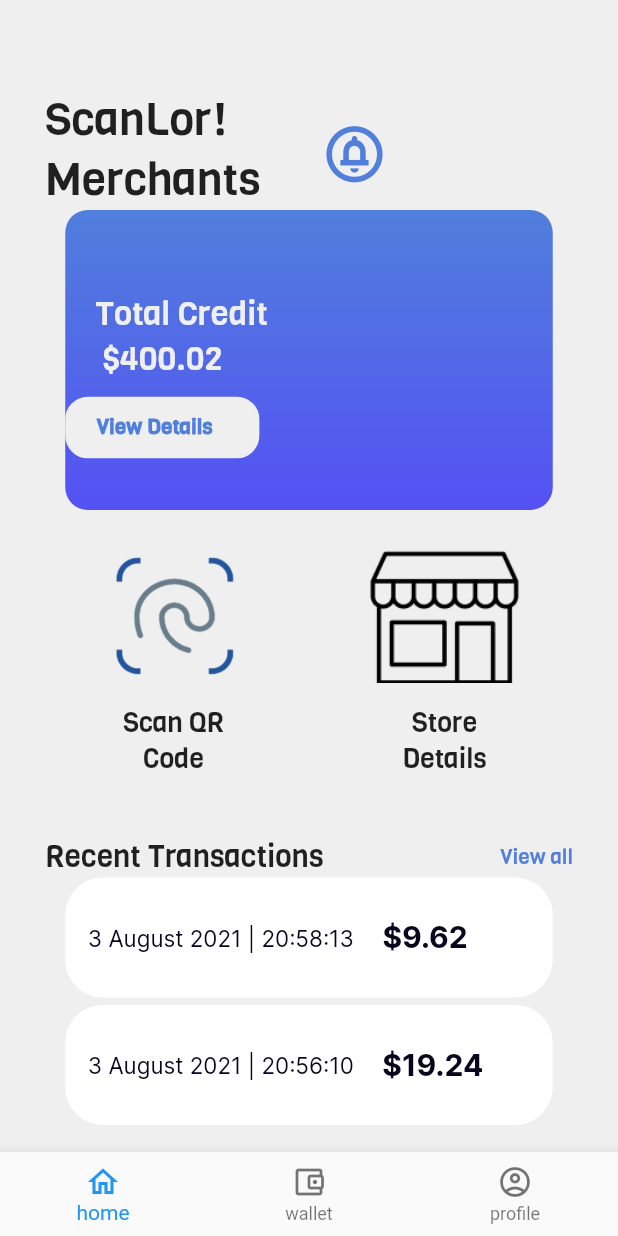
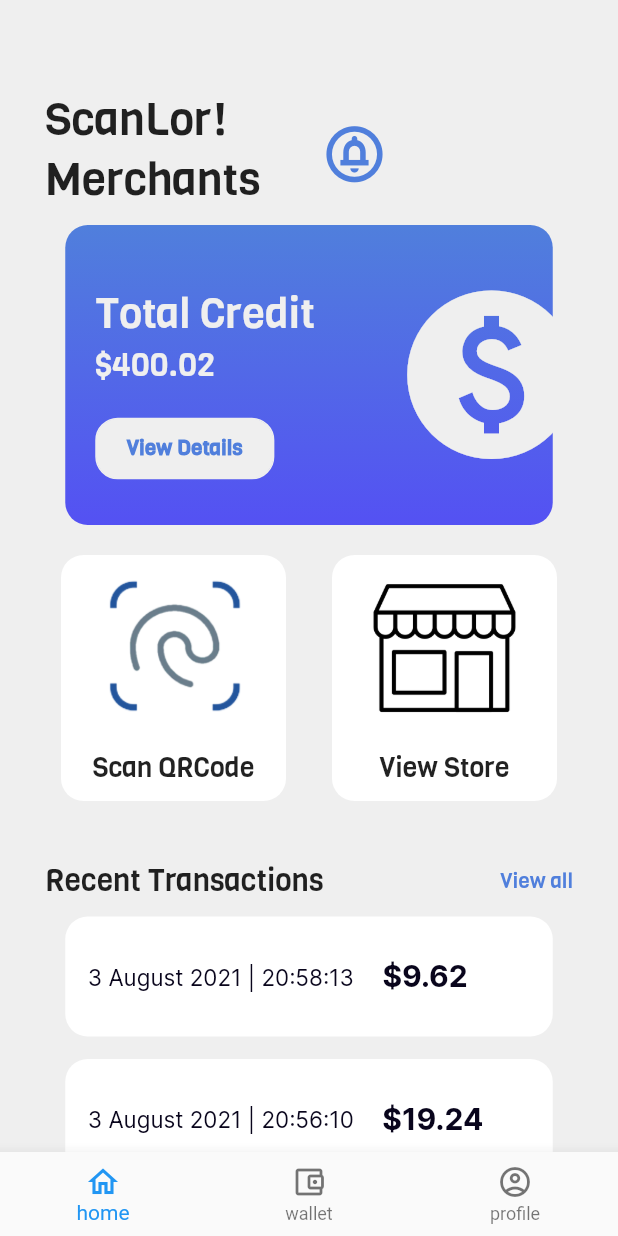
Before and after one commit to yonglert/Citi_HackOverFlow_2021, a Flutter app: the CashierHomePage screen opened by its route, on a phone screen of 412 x 824 dp. Run offline on Flutter 3.47's test engine with Material 2 defaults, Android fonts, the phone set to English and light mode, and no system bars; our stand-ins replace qr_flutter; missing offline and left inert: dart:ffi, qr_code_scanner.

Commit message:
finalised changes

```diff
--- a/citi_hackathon/lib/cashierHomepage/cashierHomePage.dart
+++ b/citi_hackathon/lib/cashierHomepage/cashierHomePage.dart
@@ -81,7 +81,9 @@ class _CashierHomePageState extends State<CashierHomePage> {
                                 flex: 1,
                                 child: Column(
                                   children: <Widget>[
-                                    Container(
+                                    Padding(
+                                      padding: EdgeInsets.fromLTRB(30, 10, 30, 0),
+                                      child: Container(
                                         height: 200,
                                         width: 325,
                                         decoration: BoxDecoration(
@@ -99,33 +101,44 @@ class _CashierHomePageState extends State<CashierHomePage> {
                                         child: Row(
                                           mainAxisAlignment: MainAxisAlignment.spaceEvenly,
                                           children: <Widget> [
-
                                             Expanded(
-                                            flex: 1,
+                                              flex: 2,
                                               child: Container(
                                                 child: Column(
                                                   crossAxisAlignment: CrossAxisAlignment.start,
                                                   mainAxisAlignment: MainAxisAlignment.center,
                                                   children: <Widget> [
                                                     Container(
-
                                                       child: Text(
-                                                      'Total Credit\n \$400.02',
+                                                        'Total Credit',
+                                                        style: TextStyle(
+                                                          fontSize: 28,
+                                                          color: white,
+                                                          fontFamily: 'viga_regular',
+                                                        ),
+                                                      ),
+                                                      padding: EdgeInsets.fromLTRB(20, 20, 30, 0),
+                                                    ),
+                                                    Container(
+                                                      child: Text(
+                                                        '\$400.02',
                                                         style: TextStyle(
                                                           fontSize: 22,
                                                           color: white,
                                                           fontFamily: 'viga_regular',
                                                         ),
                                                       ),
-                                                    padding: EdgeInsets.fromLTRB(20, 20, 30, 10),
+                                                      padding: EdgeInsets.fromLTRB(20, 0, 30, 10),
                                                     ),
                                                     GestureDetector(
                                                       onTap: (){
                                                         Navigator.pop(context);
                                                         Navigator.pushNamed(context, pastTransactionsPage);
                                                       },
+                                                      child: Padding(
+                                                        padding: EdgeInsets.fromLTRB(20, 10, 0, 10),
                                                         child: Container(
-                                                      padding: EdgeInsets.fromLTRB(20, 10, 30, 10),
+                                                          padding: EdgeInsets.fromLTRB(20, 10, 20, 10),
                                                           decoration: BoxDecoration(
                                                             color: white,
                                                             borderRadius: BorderRadius.circular(15),
@@ -141,7 +154,7 @@ class _CashierHomePageState extends State<CashierHomePage> {
                                                                 fontWeight: FontWeight.bold,
                                                                 fontFamily: 'viga_regular'
                                                             ),
-
+                                                          ),
                                                         ),
                                                       ),
 
@@ -150,19 +163,36 @@ class _CashierHomePageState extends State<CashierHomePage> {
                                                 ),
                                               ),
                                             ),
+                                            Expanded(
+                                              flex: 1,
+                                              child: Container(
+                                                child: Column(
+                                                  crossAxisAlignment: CrossAxisAlignment.start,
+                                                  mainAxisAlignment: MainAxisAlignment.center,
+                                                  children: <Widget> [
+                                                    Center(
+                                                      child: Icon(Icons.paid, size: 135, color: white),
+                                                    )
                                                   ],
+                                                ),
+                                              ),
+                                            ),
+                                          ],
+                                        ),
                                       ),
                                     ),
 
                                     Row(
                                       mainAxisAlignment: MainAxisAlignment.spaceEvenly,
+                                      crossAxisAlignment: CrossAxisAlignment.center,
                                       children: <Widget> [
                                         Padding(
-                                          padding: const EdgeInsets.fromLTRB(10, 10, 0, 0),
+                                          padding: const EdgeInsets.fromLTRB(10, 20, 0, 0),
                                           child: Container(
 
                                               child: Column(
                                                 crossAxisAlignment: CrossAxisAlignment.center,
+
                                                 children: <Widget>[
 
                                                   GestureDetector(
@@ -171,26 +201,38 @@ class _CashierHomePageState extends State<CashierHomePage> {
                                                       Navigator.pushNamed(context, scanQRPage);
                                                     },
                                                     child: Container(
-                                                      child: Container(
+                                                      decoration: BoxDecoration(
+                                                        color: Colors.white,
+                                                        borderRadius: BorderRadius.circular(15),
+                                                      ),
+                                                      child: Column(
+                                                        children: [
+                                                          Container(
                                                             height: 120,
                                                             width: 150,
+
                                                             child: Padding(
-                                                        padding: const EdgeInsets.all(15.0),
+                                                            padding: EdgeInsets.fromLTRB(20, 10, 20, 10),
                                                             child: Image.asset('images/logo.png'),
-                                                        ),
-                                                    ),
                                                             ),
                                                           ),
                                                           Center(
                                                             child: Container(
+                                                                child: Padding(
+                                                                  padding: EdgeInsets.fromLTRB(0, 10, 0, 10),
                                                                   child: Text(
-                                                          "Scan QR\nCode",
+                                                                    "Scan QRCode",
                                                                     style: TextStyle(
                                                                       fontFamily: 'viga_regular',
                                                                       fontSize: 18,
                                                                     ),
                                                                     textAlign: TextAlign.center,
+                                                                  ),
                                                                 )
+                                                            ),
+                                                          ),
+                                                        ],
+                                                      ),
                                                   ),
                                                   ),
                                                   SizedBox(height: 5,),
@@ -200,32 +242,52 @@ class _CashierHomePageState extends State<CashierHomePage> {
                                           ),
                                         ),
                                         Padding(
-                                          padding: const EdgeInsets.fromLTRB(0, 10, 10, 0),
+                                          padding: const EdgeInsets.fromLTRB(0, 20, 10, 0),
                                           child: Container(
 
                                               child: Column(
                                                 crossAxisAlignment: CrossAxisAlignment.center,
+
                                                 children: <Widget>[
+
+                                                  GestureDetector(
+                                                    onTap: (){
+                                                      Navigator.pop(context);
+                                                      Navigator.pushNamed(context, scanQRPage);
+                                                    },
+                                                    child: Container(
+                                                      decoration: BoxDecoration(
+                                                        color: Colors.white,
+                                                        borderRadius: BorderRadius.circular(15),
+                                                      ),
+                                                      child: Column(
+                                                        children: [
                                                           Container(
-                                                    child: Container(
                                                             height: 120,
                                                             width: 150,
+
                                                             child: Padding(
-                                                          padding: const EdgeInsets.all(15.0),
-                                                          child: Image.asset('images/store.jpg'),
-                                                        )
+                                                              padding: EdgeInsets.fromLTRB(20, 10, 20, 10),
+                                                              child: Image.asset('images/shop.png'),
                                                             ),
                                                           ),
                                                           Center(
                                                             child: Container(
+                                                                child: Padding(
+                                                                  padding: EdgeInsets.fromLTRB(0, 10, 0, 10),
                                                                   child: Text(
-                                                          "Store\nDetails",
+                                                                    "View Store",
                                                                     style: TextStyle(
                                                                       fontFamily: 'viga_regular',
                                                                       fontSize: 18,
                                                                     ),
                                                                     textAlign: TextAlign.center,
+                                                                  ),
                                                                 )
+                                                            ),
+                                                          ),
+                                                        ],
+                                                      ),
                                                     ),
                                                   ),
                                                   SizedBox(height: 5,),
@@ -263,13 +325,13 @@ class _CashierHomePageState extends State<CashierHomePage> {
                                       ],
                                     ),
                                     Padding(
-                                      padding: EdgeInsets.fromLTRB(20, 0, 20, 5),
+                                      padding: EdgeInsets.fromLTRB(20, 10, 20, 5),
                                       child: Container(
                                         height: 80,
                                         width: 325,
                                         decoration: BoxDecoration(
                                           color: Colors.white,
-                                          borderRadius: BorderRadius.circular(25),
+                                          borderRadius: BorderRadius.circular(15),
                                         ),
                                         child: Row(
                                           children: [
@@ -306,13 +368,13 @@ class _CashierHomePageState extends State<CashierHomePage> {
                                       ),
                                     ),
                                     Padding(
-                                      padding: EdgeInsets.fromLTRB(20, 0, 20, 10),
+                                      padding: EdgeInsets.fromLTRB(20, 10, 20, 10),
                                       child: Container(
                                         height: 80,
                                         width: 325,
                                         decoration: BoxDecoration(
                                           color: Colors.white,
-                                          borderRadius: BorderRadius.circular(25),
+                                          borderRadius: BorderRadius.circular(15),
                                         ),
                                         child: Row(
                                           children: [
--- a/citi_hackathon/lib/const/colors.dart
+++ b/citi_hackathon/lib/const/colors.dart
@@ -4,5 +4,5 @@ const Color blue = Color(0xFF507FDC);
 const Color white = Color(0xFFEFEFEF);
 const Color black = Color(0xFF09051C);
 const Color containerWhite = Color(0xFFF3ECEB);
-const Color searchbarGrey = Color(0xFFc9c7c7);
+const Color searchbarGrey = Color(0xffcbcbcb);
 const Color grey = Color(0xFF797979);
--- a/citi_hackathon/lib/main.dart
+++ b/citi_hackathon/lib/main.dart
@@ -30,7 +30,7 @@ class _MyAppState extends State<MyApp> {
   Widget build(BuildContext context) {
     return MaterialApp(
       title: 'ScanLor!',
-      home: HomePage(),
+      home: CashierHomePage(),
       routes: <String, WidgetBuilder>{
         loginPage: (BuildContext context) => LoginPage(),
         homePage: (BuildContext context) => HomePage(),
```
Also changed, not shown: citi_hackathon/images/shop.png (added), 3 other files. Lines whose indentation alone changed are shown as unchanged.
